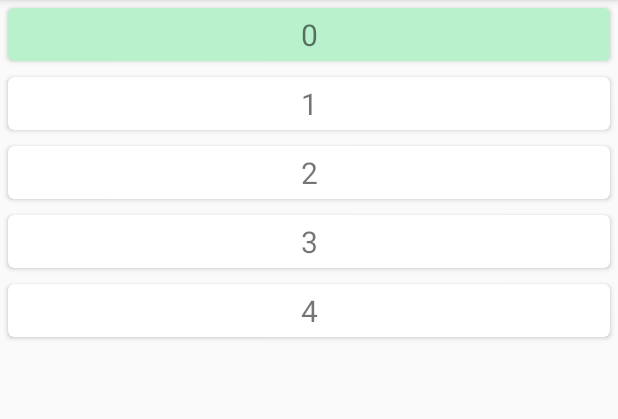
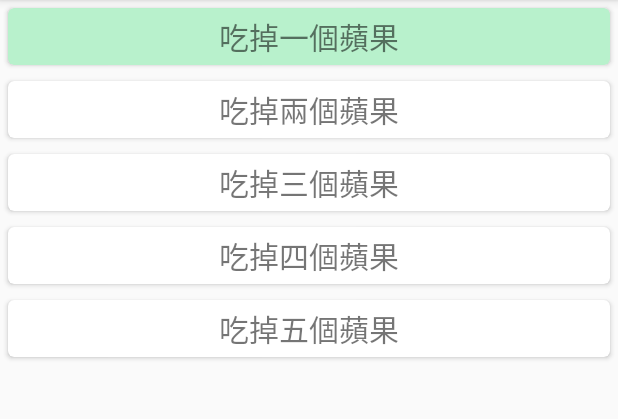
Before and after one commit to iGem-NCKU-Tainan/EduNCKU, an Android app: the screen it shows after launch (Achievement), after a tap on "ACHIEVEMENT", on a phone screen of 412 x 824 dp, the part 84-503 px from its top. Run offline under Robolectric (Android 15) with nearby library versions, the phone set to English and light mode, and no system bars.

Commit message:
Add achievement

```diff
--- a/app/src/main/java/tw/edu/ncku/igem/eduncku/Achievement.java
+++ b/app/src/main/java/tw/edu/ncku/igem/eduncku/Achievement.java
@@ -23,9 +23,11 @@ public class Achievement extends AppCompatActivity {
         super.onCreate(savedInstanceState);
         setContentView(R.layout.activity_achievement);
         ArrayList<String> myDataset = new ArrayList<>();
-        for(int i = 0; i < 5; i++){
-            myDataset.add(i + "");
-        }
+        myDataset.add("吃掉一個蘋果");
+        myDataset.add("吃掉兩個蘋果");
+        myDataset.add("吃掉三個蘋果");
+        myDataset.add("吃掉四個蘋果");
+        myDataset.add("吃掉五個蘋果");
         MyAdapter myAdapter = new MyAdapter(myDataset);
         RecyclerView mList = (RecyclerView) findViewById(R.id.list_view);
         final LinearLayoutManager layoutManager = new LinearLayoutManager(this);
--- a/app/src/main/java/tw/edu/ncku/igem/eduncku/MainActivity.java
+++ b/app/src/main/java/tw/edu/ncku/igem/eduncku/MainActivity.java
@@ -10,9 +10,11 @@ import android.widget.Toast;
 
 import java.util.ArrayList;
 
+
+
 public class MainActivity extends AppCompatActivity {
 
-    static ArrayList<Boolean> Achievement = new ArrayList<Boolean>();
+    static ArrayList<Boolean> Achievement_array;
 
     private Button snake_btn;
     private Button qa_btn;
```
